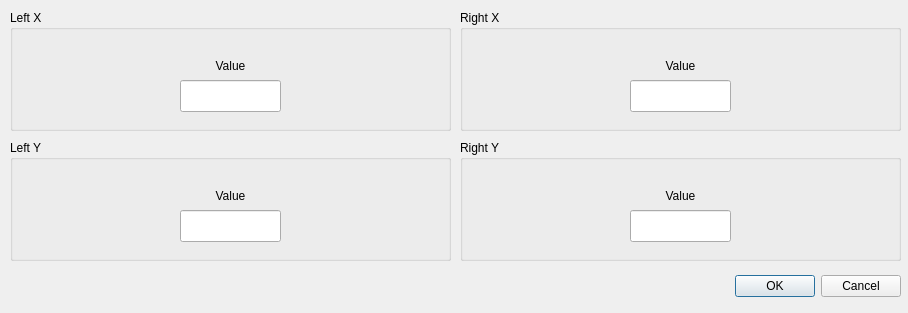
houdini22/drone_blackbox, file linux/dialogdisarmingmodesettings.ui: the form before one commit.
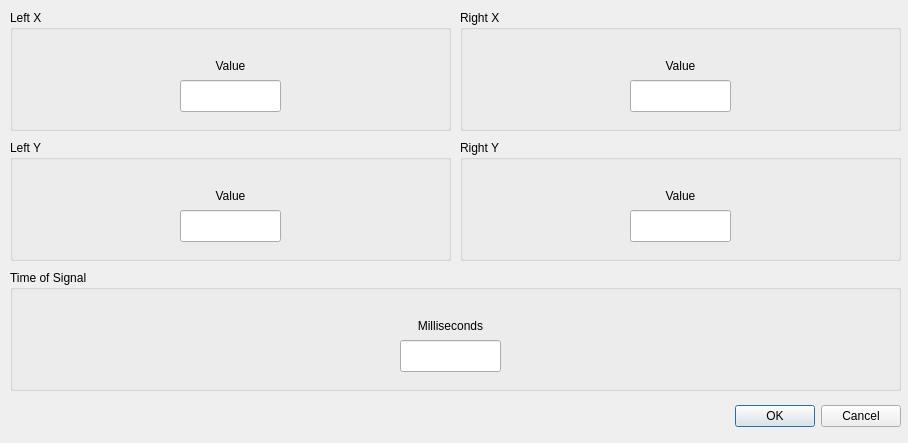
The form after the commit.

Patch:
```diff
--- a/linux/dialogdisarmingmodesettings.ui
+++ b/linux/dialogdisarmingmodesettings.ui
@@ -7,7 +7,7 @@
     <x>0</x>
     <y>0</y>
     <width>908</width>
-    <height>313</height>
+    <height>443</height>
    </rect>
   </property>
   <property name="windowTitle">
@@ -17,7 +17,7 @@
    <property name="geometry">
     <rect>
      <x>560</x>
-     <y>270</y>
+     <y>400</y>
      <width>341</width>
      <height>32</height>
     </rect>
@@ -185,6 +185,45 @@
     </property>
    </widget>
   </widget>
+  <widget class="QGroupBox" name="groupBox_4">
+   <property name="geometry">
+    <rect>
+     <x>10</x>
+     <y>270</y>
+     <width>891</width>
+     <height>121</height>
+    </rect>
+   </property>
+   <property name="title">
+    <string>Time of Signal</string>
+   </property>
+   <widget class="QLabel" name="label_8">
+    <property name="geometry">
+     <rect>
+      <x>390</x>
+      <y>40</y>
+      <width>101</width>
+      <height>31</height>
+     </rect>
+    </property>
+    <property name="text">
+     <string>Milliseconds</string>
+    </property>
+    <property name="alignment">
+     <set>Qt::AlignCenter</set>
+    </property>
+   </widget>
+   <widget class="QLineEdit" name="inputTimeOfSignal">
+    <property name="geometry">
+     <rect>
+      <x>390</x>
+      <y>70</y>
+      <width>101</width>
+      <height>32</height>
+     </rect>
+    </property>
+   </widget>
+  </widget>
  </widget>
  <resources/>
  <connections>
```
